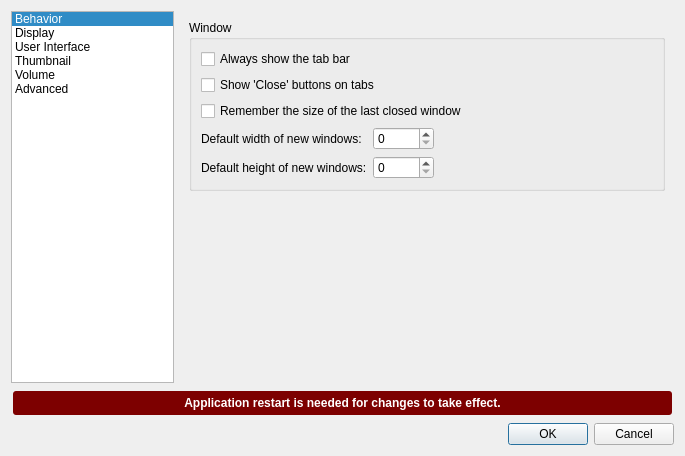
First picture: the form in pcmanfm/preferences.ui, repository lxqt/pcmanfm-qt, before the edit.
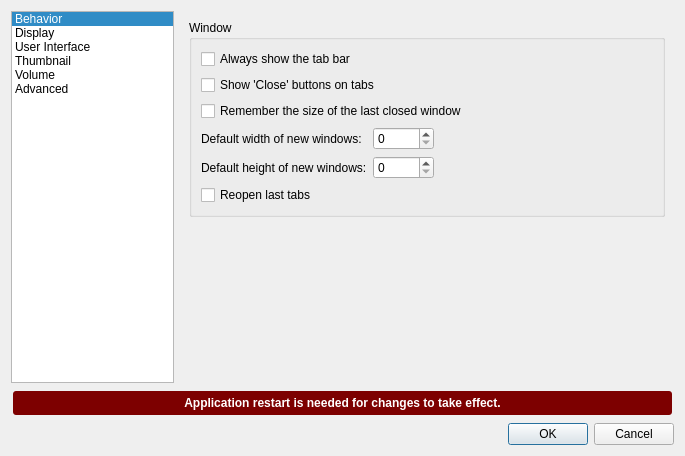
Second picture: the form after the edit. The open tabs and pages were chosen to show the change.

Commit message: reopen last tabs feature

What changed in the file:
```diff
--- a/pcmanfm/preferences.ui
+++ b/pcmanfm/preferences.ui
@@ -522,6 +522,13 @@
               </property>
              </widget>
             </item>
+            <item row="5" column="0">
+             <widget class="QCheckBox" name="reopenLastTabs">
+              <property name="text">
+               <string>Reopen last tabs</string>
+              </property>
+             </widget>
+            </item>
            </layout>
           </widget>
          </item>
```
The commit also changes 4 other files.
